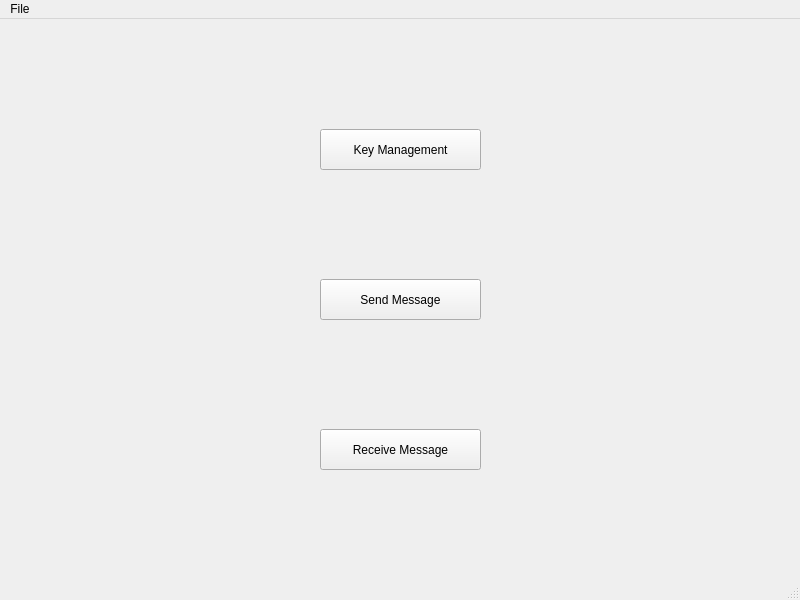
Old version of the form gui/main_window.ui in the repository Gandalfinjo/PGP.
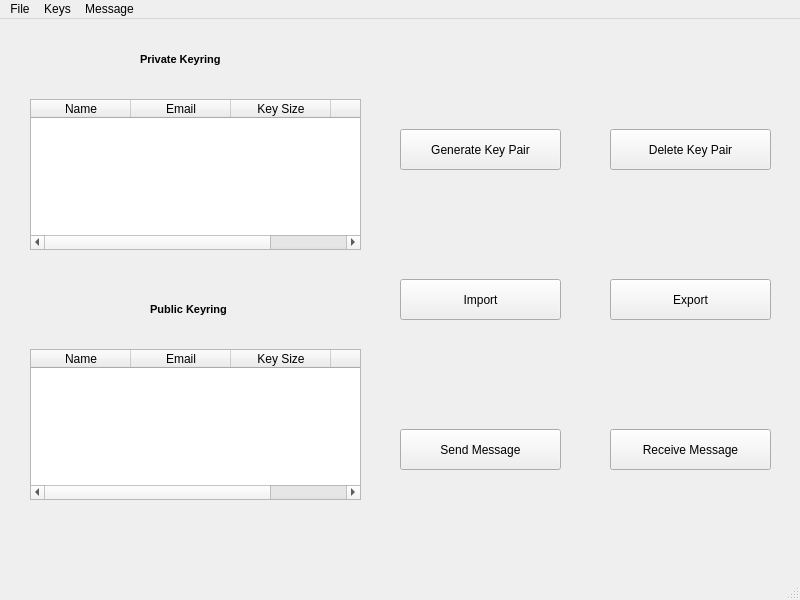
New version of the form.

Commit message: Changed the Main Window GUI

```diff
--- a/gui/main_window.ui
+++ b/gui/main_window.ui
@@ -17,33 +17,20 @@
    <widget class="QPushButton" name="manageKeysButton">
     <property name="geometry">
      <rect>
-      <x>320</x>
+      <x>400</x>
       <y>110</y>
       <width>161</width>
       <height>41</height>
      </rect>
     </property>
     <property name="text">
-     <string>Key Management</string>
-    </property>
-   </widget>
-   <widget class="QPushButton" name="sendButton">
-    <property name="geometry">
-     <rect>
-      <x>320</x>
-      <y>260</y>
-      <width>161</width>
-      <height>41</height>
-     </rect>
-    </property>
-    <property name="text">
-     <string>Send Message</string>
+     <string>Generate Key Pair</string>
     </property>
    </widget>
    <widget class="QPushButton" name="receiveButton">
     <property name="geometry">
      <rect>
-      <x>320</x>
+      <x>610</x>
       <y>410</y>
       <width>161</width>
       <height>41</height>
@@ -53,6 +40,158 @@
      <string>Receive Message</string>
     </property>
    </widget>
+   <widget class="QPushButton" name="sendButton">
+    <property name="geometry">
+     <rect>
+      <x>400</x>
+      <y>410</y>
+      <width>161</width>
+      <height>41</height>
+     </rect>
+    </property>
+    <property name="text">
+     <string>Send Message</string>
+    </property>
+   </widget>
+   <widget class="QPushButton" name="deleteButton">
+    <property name="geometry">
+     <rect>
+      <x>610</x>
+      <y>110</y>
+      <width>161</width>
+      <height>41</height>
+     </rect>
+    </property>
+    <property name="text">
+     <string>Delete Key Pair</string>
+    </property>
+   </widget>
+   <widget class="QPushButton" name="importButton">
+    <property name="geometry">
+     <rect>
+      <x>400</x>
+      <y>260</y>
+      <width>161</width>
+      <height>41</height>
+     </rect>
+    </property>
+    <property name="text">
+     <string>Import</string>
+    </property>
+   </widget>
+   <widget class="QPushButton" name="exportButton">
+    <property name="geometry">
+     <rect>
+      <x>610</x>
+      <y>260</y>
+      <width>161</width>
+      <height>41</height>
+     </rect>
+    </property>
+    <property name="text">
+     <string>Export</string>
+    </property>
+   </widget>
+   <widget class="QTableWidget" name="privateTableWidget">
+    <property name="geometry">
+     <rect>
+      <x>30</x>
+      <y>80</y>
+      <width>331</width>
+      <height>151</height>
+     </rect>
+    </property>
+    <column>
+     <property name="text">
+      <string>Name</string>
+     </property>
+    </column>
+    <column>
+     <property name="text">
+      <string>Email</string>
+     </property>
+    </column>
+    <column>
+     <property name="text">
+      <string>Key Size</string>
+     </property>
+    </column>
+    <column>
+     <property name="text">
+      <string>Key ID</string>
+     </property>
+    </column>
+   </widget>
+   <widget class="QTableWidget" name="publicTableWidget">
+    <property name="geometry">
+     <rect>
+      <x>30</x>
+      <y>330</y>
+      <width>331</width>
+      <height>151</height>
+     </rect>
+    </property>
+    <column>
+     <property name="text">
+      <string>Name</string>
+     </property>
+    </column>
+    <column>
+     <property name="text">
+      <string>Email</string>
+     </property>
+    </column>
+    <column>
+     <property name="text">
+      <string>Key Size</string>
+     </property>
+    </column>
+    <column>
+     <property name="text">
+      <string>Key ID</string>
+     </property>
+    </column>
+   </widget>
+   <widget class="QLabel" name="privateLabel">
+    <property name="geometry">
+     <rect>
+      <x>140</x>
+      <y>30</y>
+      <width>91</width>
+      <height>21</height>
+     </rect>
+    </property>
+    <property name="font">
+     <font>
+      <pointsize>8</pointsize>
+      <weight>75</weight>
+      <bold>true</bold>
+     </font>
+    </property>
+    <property name="text">
+     <string>Private Keyring</string>
+    </property>
+   </widget>
+   <widget class="QLabel" name="publicLabel">
+    <property name="geometry">
+     <rect>
+      <x>150</x>
+      <y>280</y>
+      <width>91</width>
+      <height>21</height>
+     </rect>
+    </property>
+    <property name="font">
+     <font>
+      <pointsize>8</pointsize>
+      <weight>75</weight>
+      <bold>true</bold>
+     </font>
+    </property>
+    <property name="text">
+     <string>Public Keyring</string>
+    </property>
+   </widget>
   </widget>
   <widget class="QMenuBar" name="menubar">
    <property name="geometry">
@@ -67,17 +206,26 @@
     <property name="title">
      <string>File</string>
     </property>
-    <widget class="QMenu" name="menuMessage">
-     <property name="title">
-      <string>Message</string>
-     </property>
-     <addaction name="actionSend_2"/>
-     <addaction name="actionReceive_2"/>
-    </widget>
-    <addaction name="actionKeys"/>
-    <addaction name="menuMessage"/>
+    <addaction name="actionImport"/>
+    <addaction name="actionExport"/>
+   </widget>
+   <widget class="QMenu" name="menuKeys">
+    <property name="title">
+     <string>Keys</string>
+    </property>
+    <addaction name="actionGenerate"/>
+    <addaction name="actionDelete"/>
+   </widget>
+   <widget class="QMenu" name="menuMessage">
+    <property name="title">
+     <string>Message</string>
+    </property>
+    <addaction name="actionSend"/>
+    <addaction name="actionReceive"/>
    </widget>
    <addaction name="menuFile"/>
+   <addaction name="menuKeys"/>
+   <addaction name="menuMessage"/>
   </widget>
   <widget class="QStatusBar" name="statusbar"/>
   <action name="actionSend">
```
Left out of the diff: 28 changed lines with no effect on the pictures. The commit also changes 4 other files.
